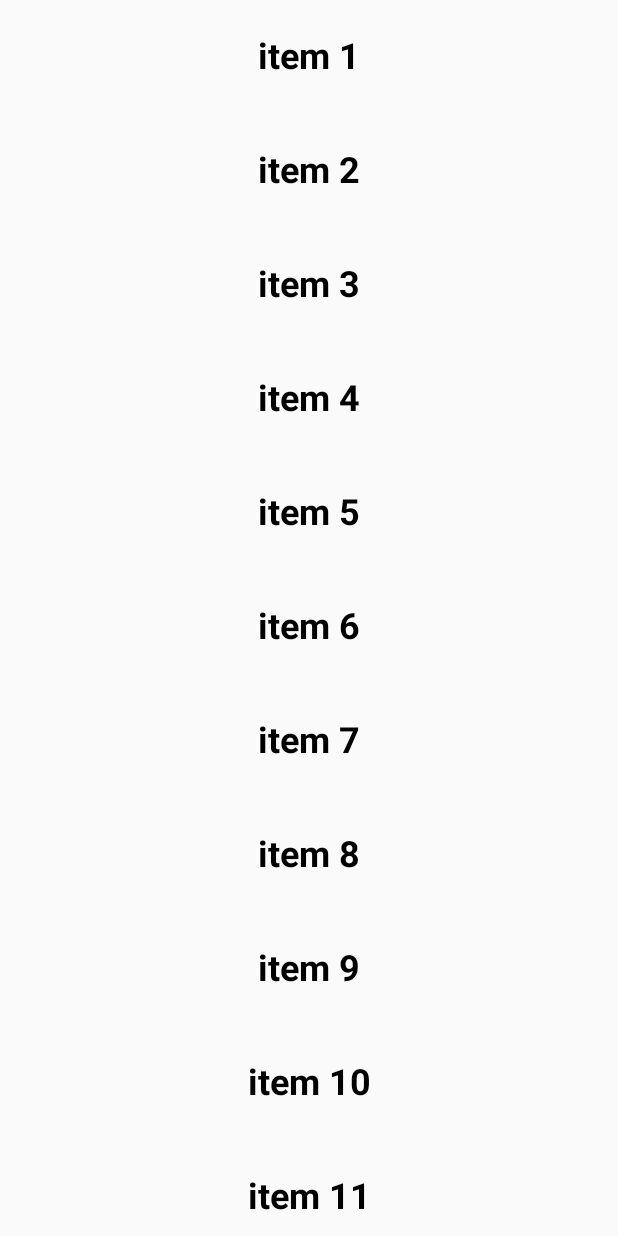
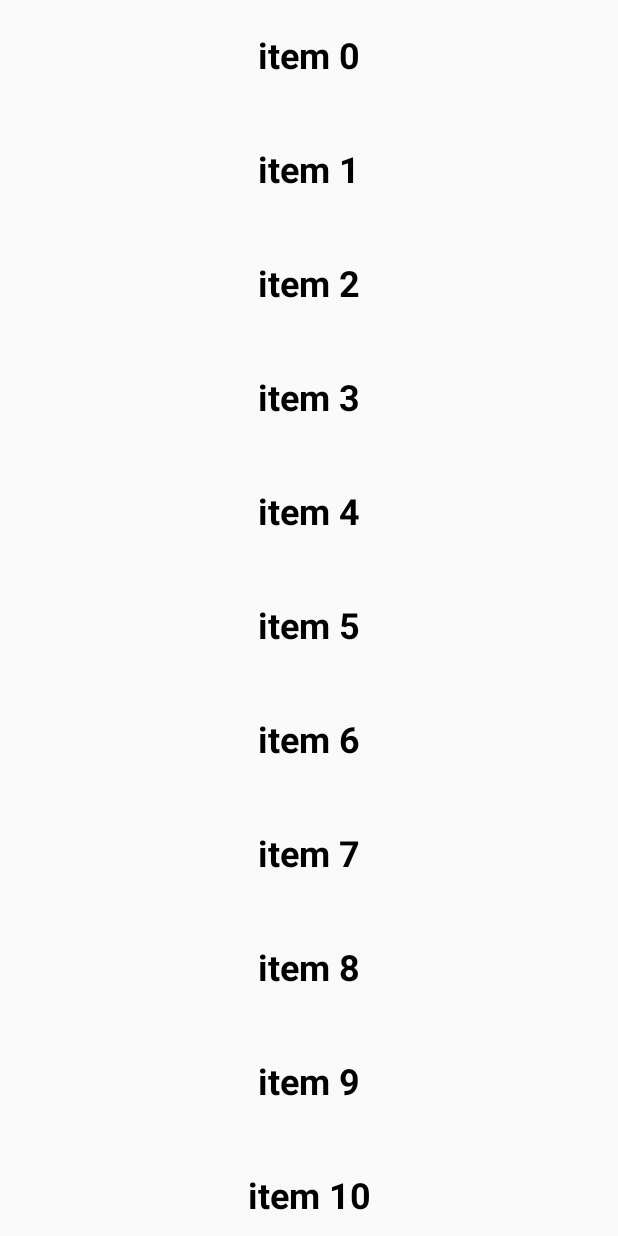
Before and after one commit to bartekkleczar/naukaKotlinAndroidYT, an Android app built with Jetpack Compose: the screen it shows after launch (MainActivity), on a phone screen of 412 x 824 dp. Run offline under Robolectric (Android 15) with nearby library versions, the phone set to English and light mode, and no system bars.

Commit message:
LazyColumn z items(liczbaElementow)

```diff
--- a/app/src/main/java/pl/klenczi/jcomposelists/MainActivity.kt
+++ b/app/src/main/java/pl/klenczi/jcomposelists/MainActivity.kt
@@ -7,6 +7,7 @@ import androidx.compose.foundation.layout.Column
 import androidx.compose.foundation.layout.fillMaxSize
 import androidx.compose.foundation.layout.fillMaxWidth
 import androidx.compose.foundation.layout.padding
+import androidx.compose.foundation.lazy.LazyColumn
 import androidx.compose.foundation.rememberScrollState
 import androidx.compose.foundation.verticalScroll
 import androidx.compose.material3.MaterialTheme
@@ -27,12 +28,10 @@ class MainActivity : ComponentActivity() {
         super.onCreate(savedInstanceState)
         setContent {
             val scrollState = rememberScrollState()
-            Column(
-                modifier = Modifier.verticalScroll(scrollState)
-            ) {
-                for(i in 1..50){
+            LazyColumn{
+                items(5000){
                     Text(
-                        text = "item $i",
+                        text = "item $it",
                         fontSize = 24.sp,
                         fontWeight = FontWeight.Bold,
                         textAlign = TextAlign.Center,
```
